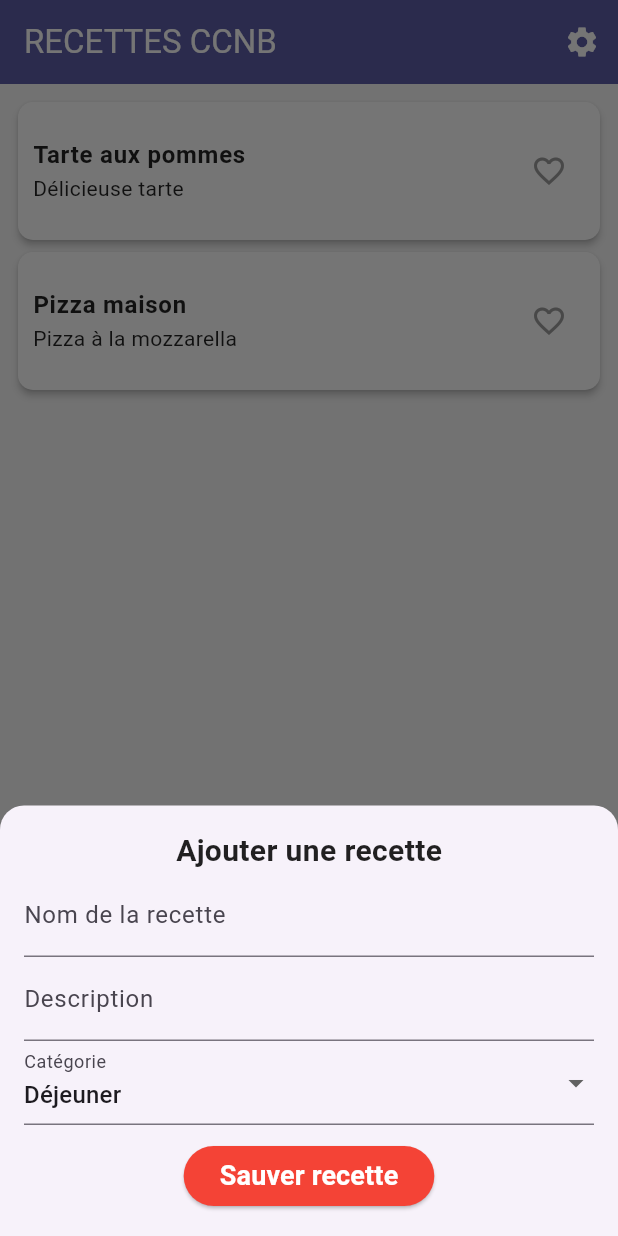
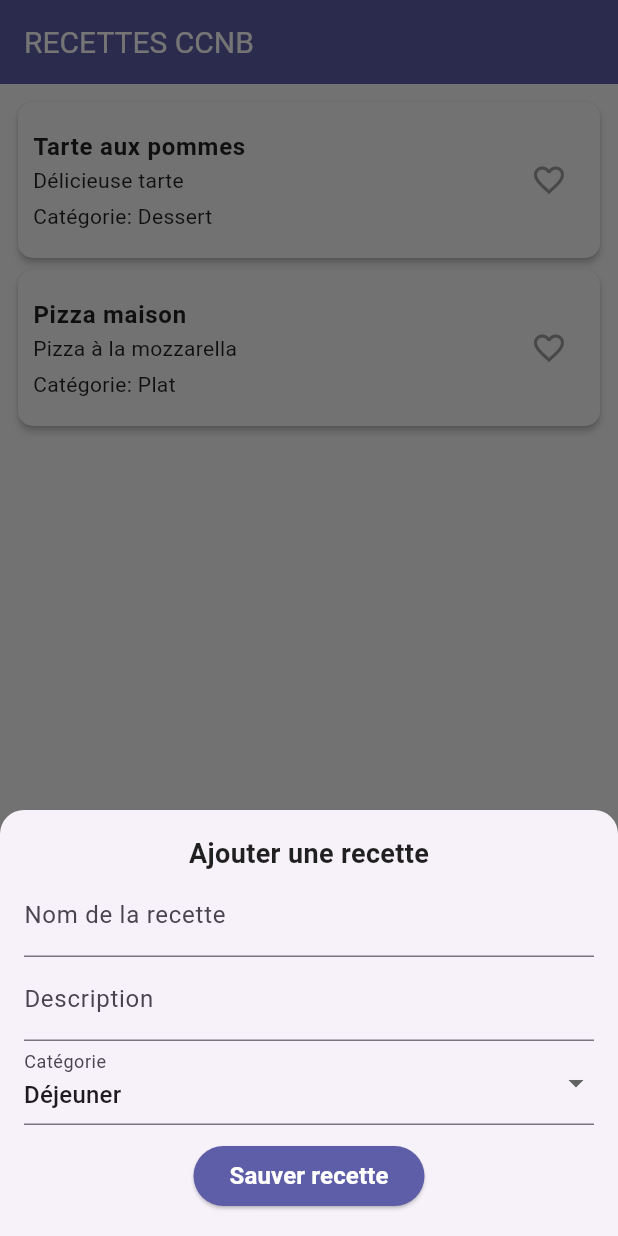
Before and after one commit to didicodePro/Futter-Classe, a Flutter app: the screen it shows after launch, after a tap on the "add" icon, on a phone screen of 412 x 824 dp. Run offline on Flutter 3.47's test engine with Material 3 defaults, Android fonts, the light colour scheme and no system bars; our stand-ins replace shared_preferences; Roboto replaces fonts that are missing (Geist, Space Grotesk).

Commit message:
Seperation des responsabilite

```diff
--- a/dev2_ccnbrecettes_dylane/lib/main.dart
+++ b/dev2_ccnbrecettes_dylane/lib/main.dart
@@ -1,8 +1,8 @@
 import 'package:flutter/material.dart';
 import 'package:provider/provider.dart';
-import 'package:device_preview_plus/device_preview_plus.dart';
-import 'screens/recipe_screen.dart';
+import 'theme/app_colors.dart';
 import 'theme/theme_provider.dart';
+import 'screens/main_screen.dart';
 
 void main() {
   runApp(
@@ -10,26 +10,51 @@ void main() {
       providers: [
         ChangeNotifierProvider(create: (context) => ThemeProvider()),
       ],
-      child: DevicePreview(
-        // enabled: !kReleaseMode,
-        builder: (context) => const MainApp(),
-      )
-    )
+      child: const MainApp(),
+    ),
   );
 }
-
 
 class MainApp extends StatelessWidget {
   const MainApp({super.key});
 
   @override
   Widget build(BuildContext context) {
-    final themeProvider = Provider.of<ThemeProvider>(context);
-
-    return MaterialApp(
-      debugShowCheckedModeBanner: false,
-      theme: themeProvider.themeData,
-      home: const RecipeScreen(),
+    return Consumer<ThemeProvider>(
+      builder: (context, themeProvider, child) {
+        return MaterialApp(
+          debugShowCheckedModeBanner: false,
+          title: 'Recettes CCNB',
+          theme: ThemeData(
+            brightness: Brightness.light,
+            primaryColor: AppColors.lightPrimary,
+            scaffoldBackgroundColor: AppColors.lightBackground,
+            appBarTheme: AppBarTheme(
+              backgroundColor: AppColors.lightPrimary,
+              titleTextStyle: const TextStyle(color: Colors.white, fontSize: 20),
+            ),
+            textTheme: const TextTheme(
+              bodyLarge: TextStyle(color: Colors.black87),
+              bodyMedium: TextStyle(color: Colors.black54),
+            ),
+          ),
+          darkTheme: ThemeData(
+            brightness: Brightness.dark,
+            primaryColor: AppColors.darkPrimary,
+            scaffoldBackgroundColor: AppColors.darkBackground,
+            appBarTheme: AppBarTheme(
+              backgroundColor: AppColors.darkPrimary,
+              titleTextStyle: const TextStyle(color: Colors.white, fontSize: 20),
+            ),
+            textTheme: const TextTheme(
+              bodyLarge: TextStyle(color: Colors.white),
+              bodyMedium: TextStyle(color: Colors.grey),
+            ),
+          ),
+          themeMode: themeProvider.isDarkMode ? ThemeMode.dark : ThemeMode.light, // 🔥 Utilisation du provider
+          home: const MainScreen(),
+        );
+      },
     );
   }
 }
--- a/dev2_ccnbrecettes_dylane/lib/screens/add_recipe_screen.dart
+++ b/dev2_ccnbrecettes_dylane/lib/screens/add_recipe_screen.dart
@@ -1,5 +1,6 @@
 import 'package:flutter/material.dart';
 import '../theme/app_text_styles.dart';
+import '../theme/app_colors.dart';
 
 class AddRecipeScreen extends StatefulWidget {
   final Function(String, String, String) onRecipeAdded;
@@ -26,7 +27,7 @@ class _AddRecipeScreenState extends State<AddRecipeScreen> {
       child: Column(
         mainAxisSize: MainAxisSize.min,
         children: [
-          Text("Ajouter une recette", style: AppTextStyles.recipeTitle),
+          Text("Ajouter une recette", style: AppTextStyles.recipeTitle(context)),
           TextField(
             controller: titleController,
             decoration: InputDecoration(labelText: "Nom de la recette"),
@@ -59,7 +60,7 @@ class _AddRecipeScreenState extends State<AddRecipeScreen> {
                 Navigator.pop(context);
               }
             },
-            style: ElevatedButton.styleFrom(backgroundColor: Colors.red),
+            style: ElevatedButton.styleFrom(backgroundColor: AppColors.primary(context)),
             child: Text("Sauver recette", style: AppTextStyles.buttonText),
           ),
         ],
--- /dev/null
+++ b/dev2_ccnbrecettes_dylane/lib/screens/main_screen.dart
@@ -0,0 +1,56 @@
+import 'package:flutter/material.dart';
+import '../theme/app_colors.dart';
+import '../screens/favorites_screen.dart';
+import '../screens/settings_screen.dart';
+import '../screens/recipes_screen.dart';
+
+class MainScreen extends StatefulWidget {
+  const MainScreen({super.key});
+
+  @override
+  State<MainScreen> createState() => _MainScreenState();
+}
+
+class _MainScreenState extends State<MainScreen> {
+  int _selectedIndex = 0;
+
+  static final List<Widget> _pages = <Widget>[
+    const RecipesScreen(),
+    const FavoritesScreen(),
+    const SettingsScreen(),
+  ];
+
+  void _onItemTapped(int index) {
+    setState(() {
+      _selectedIndex = index;
+    });
+  }
+
+  @override
+  Widget build(BuildContext context) {
+    return Scaffold(
+      backgroundColor: AppColors.background(context),
+      body: _pages[_selectedIndex],
+      bottomNavigationBar: BottomNavigationBar(
+        items: const <BottomNavigationBarItem>[
+          BottomNavigationBarItem(
+            icon: Icon(Icons.list),
+            label: 'Recettes',
+          ),
+          BottomNavigationBarItem(
+            icon: Icon(Icons.favorite),
+            label: 'Favoris',
+          ),
+          BottomNavigationBarItem(
+            icon: Icon(Icons.settings),
+            label: 'Paramètres',
+          ),
+        ],
+        currentIndex: _selectedIndex,
+        selectedItemColor: AppColors.primary(context),
+        backgroundColor: AppColors.background(context),
+        onTap: _onItemTapped,
+      ),
+    );
+  }
+}
--- a/dev2_ccnbrecettes_dylane/lib/screens/recipe_screen.dart
+++ b/dev2_ccnbrecettes_dylane/lib/screens/recipes_screen.dart
@@ -1,16 +1,16 @@
 import 'package:flutter/material.dart';
+import '../theme/app_colors.dart';
 import '../widgets/recipe_card.dart';
 import 'add_recipe_screen.dart';
-import 'settings_screen.dart';
 
-class RecipeScreen extends StatefulWidget {
-  const RecipeScreen({super.key});
+class RecipesScreen extends StatefulWidget {
+  const RecipesScreen({super.key});
 
   @override
-  State<RecipeScreen> createState() => _RecipeScreenState();
+  State<RecipesScreen> createState() => _RecipesScreenState();
 }
 
-class _RecipeScreenState extends State<RecipeScreen> {
+class _RecipesScreenState extends State<RecipesScreen> {
   List<Map<String, String>> recipes = [
     {
       "title": "Tarte aux pommes",
@@ -65,17 +65,6 @@ class _RecipeScreenState extends State<RecipeScreen> {
     return Scaffold(
       appBar: AppBar(
         title: const Text("RECETTES CCNB"),
-        actions: [
-          IconButton(
-            icon: const Icon(Icons.settings),
-            onPressed: () {
-              Navigator.push(
-                context,
-                MaterialPageRoute(builder: (context) => const SettingsScreen()),
-              );
-            },
-          ),
-        ],
       ),
       body: Padding(
         padding: const EdgeInsets.all(8),
@@ -97,6 +86,7 @@ class _RecipeScreenState extends State<RecipeScreen> {
       ),
       floatingActionButton: FloatingActionButton(
         onPressed: _showAddRecipeDialog,
+        backgroundColor: AppColors.primary(context),
         child: const Icon(Icons.add),
       ),
     );
--- a/dev2_ccnbrecettes_dylane/lib/theme/app_colors.dart
+++ b/dev2_ccnbrecettes_dylane/lib/theme/app_colors.dart
@@ -1,15 +1,33 @@
 import 'package:flutter/material.dart';
 
 class AppColors {
-  // 🌞 Mode Clair
+  // 🎨 Couleurs pour le mode clair
   static const Color lightPrimary = Color(0xFF5D5DA8);
+  static const Color lightSecondary = Color(0xFF8665B1);
   static const Color lightBackground = Color(0xFFF8F8F8);
-  static const Color lightText = Colors.black87;
-  static const Color lightCard = Colors.white;
+  static const Color lightTextPrimary = Colors.black87;
+  static const Color lightTextSecondary = Colors.grey;
 
-  // 🌙 Mode Sombre
+  // 🎨 Couleurs pour le mode sombre
   static const Color darkPrimary = Color(0xFF252542);
+  static const Color darkSecondary = Color(0xFF322745);
   static const Color darkBackground = Color(0xFF1E1E2E);
-  static const Color darkText = Colors.white;
-  static const Color darkCard = Color(0xFF373764);
+  static const Color darkTextPrimary = Colors.white;
+  static const Color darkTextSecondary = Color(0xFFABABAB);
+
+  // 🌗 Gérer automatiquement en fonction du thème
+  static Color primary(BuildContext context) =>
+      Theme.of(context).brightness == Brightness.dark ? darkPrimary : lightPrimary;
+
+  static Color secondary(BuildContext context) =>
+      Theme.of(context).brightness == Brightness.dark ? darkSecondary : lightSecondary;
+
+  static Color background(BuildContext context) =>
+      Theme.of(context).brightness == Brightness.dark ? darkBackground : lightBackground;
+
+  static Color textPrimary(BuildContext context) =>
+      Theme.of(context).brightness == Brightness.dark ? darkTextPrimary : lightTextPrimary;
+
+  static Color textSecondary(BuildContext context) =>
+      Theme.of(context).brightness == Brightness.dark ? darkTextSecondary : lightTextSecondary;
 }
--- a/dev2_ccnbrecettes_dylane/lib/theme/app_text_styles.dart
+++ b/dev2_ccnbrecettes_dylane/lib/theme/app_text_styles.dart
@@ -1,38 +1,33 @@
 import 'package:flutter/material.dart';
+import 'app_colors.dart';
 
 class AppTextStyles {
-  static const TextStyle appBarTitle = TextStyle(
-    fontSize: 22,
+  static TextStyle appBarTitle(BuildContext context) {
+    return TextStyle(
+      fontSize: 20,
+      fontWeight: FontWeight.bold,
+      color: AppColors.textPrimary(context),
+    );
+  }
+
+  static TextStyle recipeTitle(BuildContext context) {
+    return TextStyle(
+      fontSize: 18,
+      fontWeight: FontWeight.bold,
+      color: AppColors.textPrimary(context),
+    );
+  }
+
+  static TextStyle recipeSubtitle(BuildContext context) {
+    return TextStyle(
+      fontSize: 14,
+      color: AppColors.textSecondary(context),
+    );
+  }
+
+  static TextStyle buttonText = const TextStyle(
+    fontSize: 16,
     fontWeight: FontWeight.bold,
-    fontFamily: "Geist",
-  );
-
-  static const TextStyle recipeTitle = TextStyle(
-    fontSize: 20,
-    fontWeight: FontWeight.bold,
-    fontFamily: "Space Grotesk",
-  );
-
-  static const TextStyle recipeSubtitle = TextStyle(
-    fontSize: 16,
-    fontFamily: "Geist",
-  );
-
-  static const TextStyle buttonText = TextStyle(
-    fontSize: 18,
-    fontWeight: FontWeight.bold,
-    fontFamily: "Geist",
     color: Colors.white,
   );
-
-  static const TextStyle categoryText = TextStyle(
-    fontSize: 14,
-    fontWeight: FontWeight.w600,
-    fontFamily: "Space Grotesk",
-  );
-
-  static const TextStyle standardText = TextStyle(
-    fontSize: 16,
-    fontFamily: "Geist",
-  );
 }
--- a/dev2_ccnbrecettes_dylane/lib/theme/theme_provider.dart
+++ b/dev2_ccnbrecettes_dylane/lib/theme/theme_provider.dart
@@ -18,9 +18,9 @@ class ThemeProvider with ChangeNotifier {
     brightness: Brightness.light,
     primaryColor: AppColors.lightPrimary,
     scaffoldBackgroundColor: AppColors.lightBackground,
-    cardColor: AppColors.lightCard,
+    cardColor: AppColors.lightBackground,
     textTheme: const TextTheme(
-      bodyMedium: TextStyle(color: AppColors.lightText),
+      bodyMedium: TextStyle(color: AppColors.lightTextPrimary),
     ),
     appBarTheme: const AppBarTheme(
       backgroundColor: AppColors.lightPrimary,
@@ -32,9 +32,9 @@ class ThemeProvider with ChangeNotifier {
     brightness: Brightness.dark,
     primaryColor: AppColors.darkPrimary,
     scaffoldBackgroundColor: AppColors.darkBackground,
-    cardColor: AppColors.darkCard,
+    cardColor: AppColors.darkBackground,
     textTheme: const TextTheme(
-      bodyMedium: TextStyle(color: AppColors.darkText),
+      bodyMedium: TextStyle(color: AppColors.darkTextPrimary),
     ),
     appBarTheme: const AppBarTheme(
       backgroundColor: AppColors.darkPrimary,
--- a/dev2_ccnbrecettes_dylane/lib/widgets/recipe_card.dart
+++ b/dev2_ccnbrecettes_dylane/lib/widgets/recipe_card.dart
@@ -32,11 +32,16 @@ class RecipesCard extends StatelessWidget {
         contentPadding: const EdgeInsets.all(10),
         title: Text(
           title,
-          style: theme.textTheme.bodyMedium!.copyWith(fontWeight: FontWeight.bold),
+          style:
+              theme.textTheme.bodyMedium!.copyWith(fontWeight: FontWeight.bold),
         ),
-        subtitle: Text(
-          description,
-          style: theme.textTheme.bodyMedium,
+        subtitle: Column(
+          crossAxisAlignment: CrossAxisAlignment.start,
+          children: [
+            Text(description, style: theme.textTheme.bodyMedium),
+            SizedBox(height: 4), // Petit espace entre description et catégorie
+            Text("Catégorie: $category", style: theme.textTheme.bodyMedium),
+          ],
         ),
         trailing: IconButton(
           icon: Icon(
--- a/dev2_ccnbrecettes_dylane/pubspec.yaml
+++ b/dev2_ccnbrecettes_dylane/pubspec.yaml
@@ -11,6 +11,7 @@ dependencies:
     sdk: flutter
   device_preview_plus: ^2.2.3
   provider: ^6.1.2
+  shared_preferences: ^2.5.2
 
 dev_dependencies:
   flutter_test:
```
Also changed, not shown: dev2_ccnbrecettes_dylane/lib/screens/favorites_screen.dart (+26 -19 lines), dev2_ccnbrecettes_dylane/lib/screens/settings_screen.dart (+27 -12 lines), dev2_ccnbrecettes_dylane/pubspec.lock.
